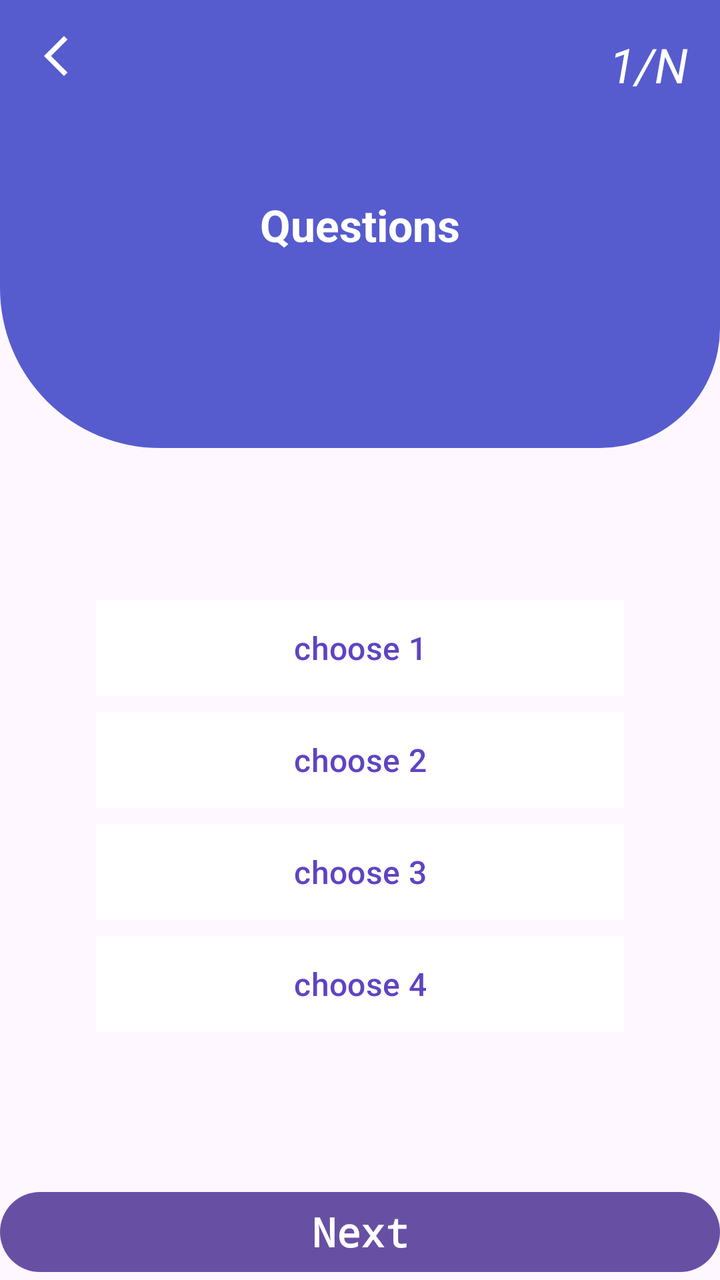
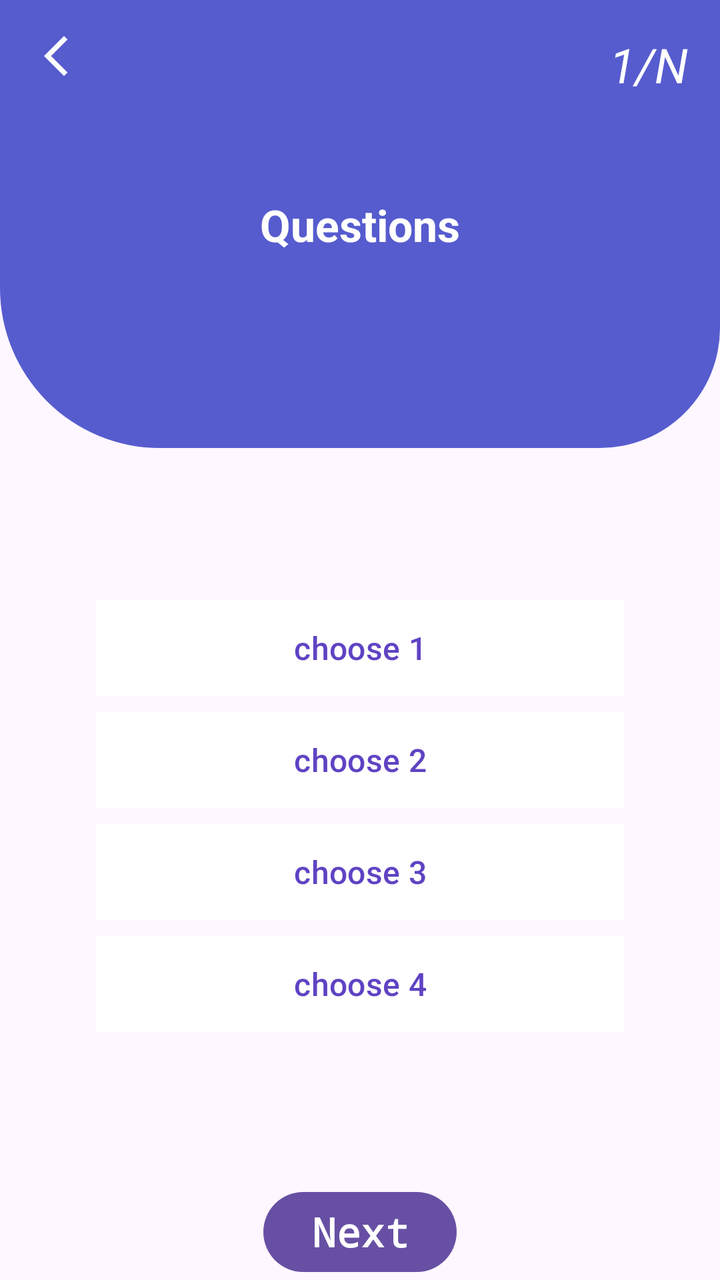

Before-and-after screenshots of an Android layout around one commit, followed by the original layout XML and the change that was made.
<!-- AndroidManifest.xml: application theme Theme.Android_App -->
<!-- res/layout/activity_play.xml -->
<?xml version="1.0" encoding="utf-8"?>
<androidx.constraintlayout.widget.ConstraintLayout xmlns:android="http://schemas.android.com/apk/res/android"
    xmlns:app="http://schemas.android.com/apk/res-auto"
    xmlns:tools="http://schemas.android.com/tools"
    android:id="@+id/main"
    android:layout_width="match_parent"
    android:layout_height="match_parent"
    tools:context=".playActivity">

    <androidx.constraintlayout.widget.ConstraintLayout
        android:id="@+id/constraintLayout"
        android:layout_width="match_parent"
        android:layout_height="0dp"
        android:background="@drawable/background_top"
        app:layout_constraintHeight_percent="0.35"
        app:layout_constraintEnd_toEndOf="parent"
        app:layout_constraintHorizontal_bias="0.0"
        app:layout_constraintStart_toStartOf="parent"
        app:layout_constraintTop_toTopOf="parent">

        <TextView
            android:id="@+id/cpt_question"
            android:layout_width="wrap_content"
            android:layout_height="wrap_content"
            android:layout_marginTop="16dp"
            android:layout_marginEnd="16dp"
            android:text="1/N"
            android:textColor="@color/white"
            android:textSize="24sp"
            android:textStyle="italic"
            app:layout_constraintEnd_toEndOf="parent"
            app:layout_constraintHorizontal_bias="1.0"
            app:layout_constraintStart_toEndOf="@+id/image_back"
            app:layout_constraintTop_toTopOf="parent" />

        <TextView
            android:id="@+id/text_question"
            android:layout_width="wrap_content"
            android:layout_height="wrap_content"
            android:text="Questions"
            android:textColor="@color/white"
            android:textSize="22sp"
            android:textStyle="bold"
            android:textAlignment="center"
            android:layout_marginStart="16dp"
            android:layout_marginEnd="16dp"
            app:layout_constraintBottom_toBottomOf="parent"
            app:layout_constraintEnd_toEndOf="parent"
            app:layout_constraintStart_toStartOf="parent"
            app:layout_constraintTop_toTopOf="parent"
            app:layout_constraintVertical_bias="0.502" />

        <ImageView
            android:id="@+id/image_back"
            android:layout_width="wrap_content"
            android:layout_height="wrap_content"
            android:layout_marginStart="16dp"
            android:layout_marginTop="16dp"
            app:layout_constraintStart_toStartOf="parent"
            app:layout_constraintTop_toTopOf="parent"
            app:srcCompat="@drawable/ic_back" />
    </androidx.constraintlayout.widget.ConstraintLayout>

    <LinearLayout
        android:id="@+id/layout_buttons"
        android:layout_width="match_parent"
        android:layout_height="wrap_content"
        android:layout_marginStart="48dp"
        android:layout_marginEnd="48dp"
        android:orientation="vertical"
        android:visibility="visible"
        app:layout_constraintBottom_toTopOf="@+id/btn_next"
        app:layout_constraintEnd_toEndOf="parent"
        app:layout_constraintStart_toStartOf="parent"
        app:layout_constraintTop_toBottomOf="@+id/constraintLayout">

        <Button
            android:id="@+id/btn_choose1"
            android:layout_width="match_parent"
            android:layout_height="wrap_content"
            android:background="@drawable/background_btn_choose"
            app:backgroundTint="@color/white"
            android:onClick="ClickChoose"
            android:text="choose 1"
            android:textColor="#5F43C3"
            android:textSize="16sp" />

        <Button
            android:id="@+id/btn_choose2"
            android:layout_width="match_parent"
            android:layout_height="wrap_content"
            android:layout_marginTop="8dp"
            android:background="@drawable/background_btn_choose"
            app:backgroundTint="@color/white"
            android:onClick="ClickChoose"
            android:text="choose 2"
            android:textColor="#5F43C3"
            android:textSize="16sp" />

        <Button
            android:id="@+id/btn_choose3"
            android:layout_width="match_parent"
            android:layout_height="wrap_content"
            android:layout_marginTop="8dp"
            android:background="@drawable/background_btn_choose"
            app:backgroundTint="@color/white"
            android:onClick="ClickChoose"
            android:text="choose 3"
            android:textColor="#5F43C3"
            android:textSize="16sp" />

        <Button
            android:id="@+id/btn_choose4"
            android:layout_width="match_parent"
            android:layout_height="wrap_content"
            android:layout_marginTop="8dp"
            android:background="@drawable/background_btn_choose"
            app:backgroundTint="@color/white"
            android:onClick="ClickChoose"
            android:text="choose 4"
            android:textColor="#5F43C3"
            android:textSize="16sp" />
    </LinearLayout>

    <LinearLayout
        android:id="@+id/layout_spinner"
        android:layout_width="match_parent"
        android:layout_height="wrap_content"
        android:layout_marginStart="32dp"
        android:layout_marginEnd="32dp"
        android:orientation="vertical"
        android:visibility="gone"
        app:layout_constraintBottom_toTopOf="@+id/btn_next"
        app:layout_constraintEnd_toEndOf="parent"
        app:layout_constraintStart_toStartOf="parent"
        app:layout_constraintTop_toBottomOf="@+id/constraintLayout">

        <Spinner
            android:id="@+id/spinner_choices"
            android:layout_width="match_parent"
            android:layout_height="50dp"
            android:background="@android:drawable/btn_dropdown"
            android:spinnerMode="dropdown" />
    </LinearLayout>

    <LinearLayout
        android:id="@+id/layout_checkbox"
        android:layout_width="match_parent"
        android:layout_height="wrap_content"
        android:layout_marginStart="48dp"
        android:layout_marginEnd="48dp"
        android:orientation="vertical"
        android:visibility="gone"
        app:layout_constraintBottom_toTopOf="@+id/btn_next"
        app:layout_constraintEnd_toEndOf="parent"
        app:layout_constraintStart_toStartOf="parent"
        app:layout_constraintTop_toBottomOf="@+id/constraintLayout">

        <CheckBox
            android:id="@+id/cb_1"
            android:layout_width="match_parent"
            android:layout_height="wrap_content"
            android:text="Check 1"
            android:textSize="16sp"/>
        <CheckBox
            android:id="@+id/cb_2"
            android:layout_width="match_parent"
            android:layout_height="wrap_content"
            android:text="Check 2"
            android:textSize="16sp"/>
        <CheckBox
            android:id="@+id/cb_3"
            android:layout_width="match_parent"
            android:layout_height="wrap_content"
            android:text="Check 3"
            android:textSize="16sp"/>
    </LinearLayout>

    <LinearLayout
        android:id="@+id/layout_seekbar"
        android:layout_width="match_parent"
        android:layout_height="wrap_content"
        android:layout_marginStart="32dp"
        android:layout_marginEnd="32dp"
        android:orientation="vertical"
        android:visibility="gone"
        app:layout_constraintBottom_toTopOf="@+id/btn_next"
        app:layout_constraintEnd_toEndOf="parent"
        app:layout_constraintStart_toStartOf="parent"
        app:layout_constraintTop_toBottomOf="@+id/constraintLayout">

        <TextView
            android:id="@+id/seekbar_value_text"
            android:layout_width="match_parent"
            android:layout_height="wrap_content"
            android:text="Valeur: 3"
            android:textAlignment="center"
            android:textSize="18sp"
            android:textStyle="bold"
            android:layout_marginBottom="16dp"/>

        <SeekBar
            android:id="@+id/seekbar_choices"
            style="@style/Widget.AppCompat.SeekBar.Discrete"
            android:layout_width="match_parent"
            android:layout_height="wrap_content"
            android:max="5"
            android:progress="3" />
    </LinearLayout>


    <Button
        android:id="@+id/btn_next"
        android:layout_width="match_parent"
        android:layout_height="wrap_content"
        android:fontFamily="monospace"
        android:text="Next"
        android:textColor="@color/white"
        android:textColorLink="#5F43C3"
        android:textSize="20sp"
        android:textStyle="bold"
        app:layout_constraintBottom_toBottomOf="parent"
        app:layout_constraintEnd_toEndOf="parent"
        app:layout_constraintStart_toStartOf="parent" />

</androidx.constraintlayout.widget.ConstraintLayout>
<!-- resources referenced by this layout -->
<resources>
  <color name="white">#FFFFFFFF</color>
  <!-- drawable background_btn_choose (drawable) -->
  <?xml version="1.0" encoding="utf-8"?>
  <selector xmlns:android="http://schemas.android.com/apk/res/android">
          <item>
              <shape android:shape="rectangle">
                  <stroke android:color="#AFAFAF"
                      android:width="1dp">
  
                  </stroke>
  
              </shape>
          </item>
  </selector>
  <!-- drawable background_top (drawable) -->
  <?xml version="1.0" encoding="utf-8"?>
  <selector xmlns:android="http://schemas.android.com/apk/res/android">
      <item>
          <shape android:shape="rectangle">
              <solid android:color="@color/primary_color"></solid>
              <corners
                  android:bottomLeftRadius="80sp"
                  android:bottomRightRadius="60sp"
                  />
          </shape>
      </item>
  
  </selector>
  <!-- drawable ic_back (drawable) -->
  <vector xmlns:android="http://schemas.android.com/apk/res/android" android:height="24dp" android:tint="#FFFFFF" android:viewportHeight="24" android:viewportWidth="24" android:width="24dp">
        
      <path android:fillColor="@android:color/white" android:pathData="M17.77,3.77l-1.77,-1.77l-10,10l10,10l1.77,-1.77l-8.23,-8.23z"/>
      
  </vector>
  <style name="Theme.Android_App" parent="Base.Theme.Android_App" />
  <color name="primary_color">#565cce</color>
  <style name="Base.Theme.Android_App" parent="Theme.Material3.DayNight.NoActionBar">
          
          
      </style>
</resources>

<!-- the commit's change to res/layout/activity_play.xml (unified diff, before → after) -->
@@ -35,15 +35,15 @@
 
         <TextView
             android:id="@+id/text_question"
-            android:layout_width="wrap_content"
-            android:layout_height="wrap_content"
+            android:layout_width="0dp"
+            android:layout_height="wrap_content"
+            android:layout_marginStart="16dp"
+            android:layout_marginEnd="16dp"
             android:text="Questions"
             android:textColor="@color/white"
             android:textSize="22sp"
             android:textStyle="bold"
-            android:textAlignment="center"
-            android:layout_marginStart="16dp"
-            android:layout_marginEnd="16dp"
+            android:gravity="center"
             app:layout_constraintBottom_toBottomOf="parent"
             app:layout_constraintEnd_toEndOf="parent"
             app:layout_constraintStart_toStartOf="parent"
@@ -211,7 +211,7 @@
 
     <Button
         android:id="@+id/btn_next"
-        android:layout_width="match_parent"
+        android:layout_width="wrap_content"
         android:layout_height="wrap_content"
         android:fontFamily="monospace"
         android:text="Next"
